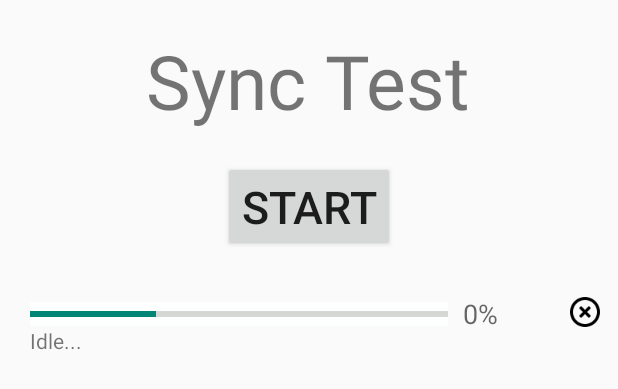
After one commit to mobimation/Cheap-Race-2015, an Android app: the layout fragment_synctest2.xml on its own in the app's theme, with its tools: preview values and no code run, on a phone screen of 412 x 824 dp. The commit adds this screen. Shown: the top 389 px of the screen. Run offline under Robolectric (Android 15) with nearby library versions, the phone set to English and light mode, and no system bars.

Commit message:
Merged sync test changes

```diff
--- a/app/src/main/AndroidManifest.xml
+++ b/app/src/main/AndroidManifest.xml
@@ -5,6 +5,7 @@
     <uses-permission android:name="android.permission.INTERNET" />
     <uses-permission android:name="android.permission.CAMERA" />
     <uses-permission android:name="android.permission.ACCESS_WIFI_STATE" />
+    <uses-permission android:name="android.permission.CHANGE_WIFI_STATE" />
     <uses-permission android:name="android.permission.ACCESS_NETWORK_STATE" />
     <uses-permission android:name="android.permission.WRITE_EXTERNAL_STORAGE" />
     <uses-permission android:name="com.google.android.providers.gsf.permission.READ_GSERVICES" />
--- a/app/src/main/java/tv/laidback/cheaprace2015/MainActivity.java
+++ b/app/src/main/java/tv/laidback/cheaprace2015/MainActivity.java
@@ -27,7 +27,7 @@ import tv.laidback.cheaprace2015.location.LocalisationService;
 import tv.laidback.cheaprace2015.location.MapFragment;
 import tv.laidback.cheaprace2015.sql.LocationDataSource;
 import tv.laidback.cheaprace2015.sync.SyncService;
-import tv.laidback.cheaprace2015.sync.SyncTestFragment;
+import tv.laidback.cheaprace2015.sync.SyncTestFragment2;
 import tv.laidback.cheaprace2015.teams.TeamsFragment;
 
 
@@ -286,7 +286,7 @@ public class MainActivity extends FragmentActivity implements ViewPager.OnPageCh
                 case 1:
                     return MapFragment.newInstance(position + 1);
                 case 2:
-                    return SyncTestFragment.newInstance(position + 1);
+                    return SyncTestFragment2.newInstance(position + 1);
                 default:
                     return null;
             }
--- a/app/src/main/java/tv/laidback/cheaprace2015/sync/SyncTestFragment.java
+++ b/app/src/main/java/tv/laidback/cheaprace2015/sync/SyncTestFragment.java
@@ -62,7 +62,7 @@ public class SyncTestFragment extends Fragment {
 
         defaultButton.setOnClickListener(new View.OnClickListener() {
             public void onClick(View v) {
-                new AsyncTransferJob(getActivity().getBaseContext(),"192.168.0.187",progress,status,progressValue).execute();
+                new AsyncTransferJob(getActivity().getBaseContext(),"192.168.1.106",progress,status,progressValue).execute();
             }
         });
         return v;
--- a/app/src/main/java/tv/laidback/cheaprace2015/teams/member/MemberPhoto.java
+++ b/app/src/main/java/tv/laidback/cheaprace2015/teams/member/MemberPhoto.java
@@ -20,7 +20,7 @@ public class MemberPhoto extends Activity {
     protected void onCreate(Bundle savedInstanceState) {
         super.onCreate(savedInstanceState);
         setContentView(R.layout.activity_member_photo);
-        TextView teamHeader=(TextView)findViewById(R.id.labelTeamName);
+        TextView teamHeader=(TextView)findViewById(R.id.teamName);
         TextView teamMember=(TextView)findViewById(R.id.memberName);
         Intent intent = getIntent();
         // Set team name header
@@ -36,6 +36,7 @@ public class MemberPhoto extends Activity {
             public void onClick(View v) {
                 // Launch photo capture activity
                 Intent intent = new Intent(MemberPhoto.this, MemberPhotoCapture.class);
+                intent.addFlags(Intent.FLAG_ACTIVITY_NEW_TASK);
                 startActivityForResult(intent, 1);
             }
         });
--- a/app/src/main/java/tv/laidback/cheaprace2015/teams/member/MembersActivity.java
+++ b/app/src/main/java/tv/laidback/cheaprace2015/teams/member/MembersActivity.java
@@ -29,7 +29,7 @@ public class MembersActivity extends Activity {
         // Set team name header
         final String team=intent.getStringExtra("team");
         final String[] members=intent.getStringArrayExtra("members");
-        TextView teamName=(TextView) findViewById(R.id.teamName);
+        TextView teamName=(TextView) findViewById(R.id.labelTeamName);
         teamName.setText(team);
         // Add name of team members to list
         ListView memberList = (ListView) findViewById(R.id.teamMembers);
@@ -38,7 +38,7 @@ public class MembersActivity extends Activity {
         for (int n=0; n<members.length; n++)
             listItems.add(n,members[n]);
         adapter=new ArrayAdapter<String>(this,
-                android.R.layout.simple_list_item_1,
+                R.layout.simple_list_text,
                 listItems);
         memberList.setAdapter(adapter);
         memberList.setOnItemClickListener(new AdapterView.OnItemClickListener() {
@@ -50,6 +50,7 @@ public class MembersActivity extends Activity {
                 Intent i=new Intent(MembersActivity.this, MemberPhoto.class);
                 i.putExtra("team", team);
                 i.putExtra("member",member);
+                i.addFlags(Intent.FLAG_ACTIVITY_NEW_TASK);
                 getApplicationContext().startActivity(i);
             }
         });
--- /dev/null
+++ b/app/src/main/res/layout/fragment_synctest2.xml
@@ -0,0 +1,73 @@
+<RelativeLayout xmlns:android="http://schemas.android.com/apk/res/android"
+    xmlns:tools="http://schemas.android.com/tools" android:layout_width="match_parent"
+    android:layout_height="match_parent" tools:context="tv.laidback.cheaprace2015.TeamsFragment">
+
+    <!-- TODO: Update blank fragment layout -->
+    <TextView android:layout_width="wrap_content" android:layout_height="wrap_content"
+        android:text="Sync Test"
+        android:textAlignment="center"
+        android:layout_gravity="center_horizontal"
+        android:layout_marginTop="20dp"
+        android:textSize="50sp"
+        android:layout_centerHorizontal="true"
+        android:id="@+id/headerSyncTest" />
+
+    <Button
+        android:layout_width="wrap_content"
+        android:layout_height="wrap_content"
+        android:text="Start"
+        android:id="@+id/buttonSyncTestStart"
+        android:layout_gravity="center_horizontal|top"
+        android:layout_below="@+id/headerSyncTest"
+        android:layout_centerHorizontal="true"
+        android:textSize="30sp"
+        android:layout_marginTop="20sp" />
+
+    <ProgressBar
+        style="?android:attr/progressBarStyleHorizontal"
+        android:layout_width="match_parent"
+        android:layout_height="wrap_content"
+        android:id="@+id/progressBar"
+        android:layout_below="@+id/buttonSyncTestStart"
+        android:layout_marginTop="33dp"
+        android:layout_marginLeft="20sp"
+        android:background="#fffcfffd"
+        android:progress="30"
+        android:layout_alignRight="@+id/headerSyncTest"
+        android:layout_alignEnd="@+id/headerSyncTest"
+        android:layout_marginRight="15sp" />
+
+    <TextView
+        android:layout_width="wrap_content"
+        android:layout_height="wrap_content"
+        android:textAppearance="?android:attr/textAppearanceMedium"
+        android:text="0%"
+        android:id="@+id/percentage"
+        android:textAlignment="center"
+        android:layout_above="@+id/statusLine"
+        android:layout_toRightOf="@+id/progressBar"
+        android:layout_toEndOf="@+id/progressBar"
+        android:layout_marginBottom="-4dp"
+        android:layout_marginLeft="-5dp" />
+
+    <TextView
+        android:layout_width="wrap_content"
+        android:layout_height="wrap_content"
+        android:textAppearance="?android:attr/textAppearanceSmall"
+        android:text="Idle..."
+        android:id="@+id/statusLine"
+        android:layout_below="@+id/progressBar"
+        android:layout_marginLeft="20dp" />
+
+    <ImageView
+        android:layout_width="wrap_content"
+        android:layout_height="wrap_content"
+        android:id="@+id/buttonFetchCancel"
+        android:src="@drawable/ic_highlight_off_black_24dp"
+        android:layout_alignTop="@+id/progressBar"
+        android:layout_alignParentRight="true"
+        android:layout_alignParentEnd="true"
+        android:layout_marginRight="10dp"
+        android:layout_marginTop="-5dp" />
+
+</RelativeLayout>
```
Also changed, not shown: app/src/main/java/tv/laidback/cheaprace2015/sync/SyncTestFragment2.java (added, +104 -0 lines), app/src/main/java/tv/laidback/cheaprace2015/teams/TeamsFragment.java (+6 -4 lines), app/src/main/java/tv/laidback/cheaprace2015/transfer/AsyncDownloadJob.java (added, +219 -0 lines), app/src/main/java/tv/laidback/cheaprace2015/transfer/AsyncTransferJob.java (+9 -8 lines), app/src/main/java/tv/laidback/cheaprace2015/transfer/AsyncUploadJob.java (added, +182 -0 lines), app/src/main/res/layout/activity_members.xml (+6 -5 lines), app/src/main/res/layout/fragment_teams.xml (+23 -8 lines), app/src/main/res/layout/simple_list_text.xml (added, +10 -0 lines), app/src/main/res/drawable-xhdpi/ic_highlight_off_black_24dp.png (added).
